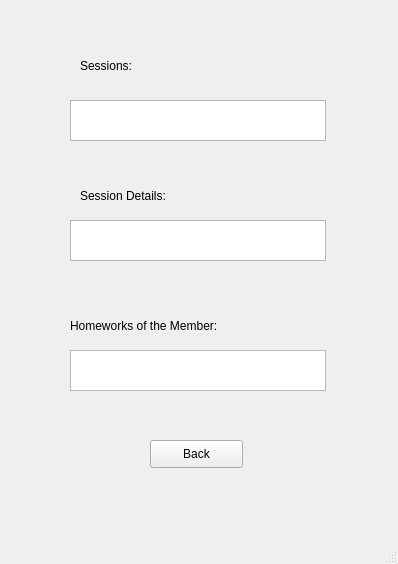
The window that Program/gui_see_session_window.ui (zgjimzhubajj/Student-Assistant) describes before a commit, drawn with Qt 5.
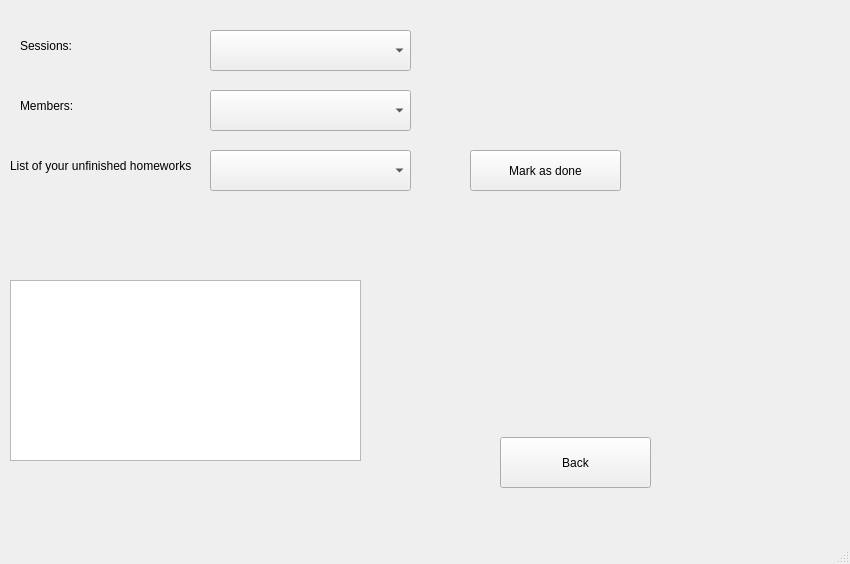
The same window after the commit.

Commit message: funcionality for button see session is finished

Diff of the .ui file:
```diff
--- a/Program/gui_see_session_window.ui
+++ b/Program/gui_see_session_window.ui
@@ -6,7 +6,7 @@
    <rect>
     <x>0</x>
     <y>0</y>
-    <width>398</width>
+    <width>850</width>
     <height>564</height>
    </rect>
   </property>
@@ -14,32 +14,12 @@
    <string>See Sessions</string>
   </property>
   <widget class="QWidget" name="centralwidget">
-   <widget class="QListWidget" name="list_widget_session_list">
-    <property name="geometry">
-     <rect>
-      <x>70</x>
-      <y>100</y>
-      <width>256</width>
-      <height>41</height>
-     </rect>
-    </property>
-   </widget>
-   <widget class="QListWidget" name="list_widget_session_detail">
-    <property name="geometry">
-     <rect>
-      <x>70</x>
-      <y>220</y>
-      <width>256</width>
-      <height>41</height>
-     </rect>
-    </property>
-   </widget>
    <widget class="QLabel" name="lbl_1">
     <property name="geometry">
      <rect>
-      <x>80</x>
-      <y>50</y>
-      <width>231</width>
+      <x>20</x>
+      <y>30</y>
+      <width>171</width>
       <height>31</height>
      </rect>
     </property>
@@ -47,26 +27,13 @@
      <string>Sessions:</string>
     </property>
    </widget>
-   <widget class="QLabel" name="lbl_2">
-    <property name="geometry">
-     <rect>
-      <x>80</x>
-      <y>180</y>
-      <width>231</width>
-      <height>31</height>
-     </rect>
-    </property>
-    <property name="text">
-     <string>Session Details:</string>
-    </property>
-   </widget>
    <widget class="QPushButton" name="btn_back">
     <property name="geometry">
      <rect>
-      <x>150</x>
-      <y>440</y>
-      <width>93</width>
-      <height>28</height>
+      <x>500</x>
+      <y>437</y>
+      <width>151</width>
+      <height>51</height>
      </rect>
     </property>
     <property name="text">
@@ -76,24 +43,93 @@
    <widget class="QListWidget" name="list_widget_session_member_homework_detail">
     <property name="geometry">
      <rect>
-      <x>70</x>
-      <y>350</y>
-      <width>256</width>
+      <x>10</x>
+      <y>280</y>
+      <width>351</width>
+      <height>181</height>
+     </rect>
+    </property>
+   </widget>
+   <widget class="QLabel" name="lbl_homework_details">
+    <property name="geometry">
+     <rect>
+      <x>10</x>
+      <y>250</y>
+      <width>351</width>
+      <height>31</height>
+     </rect>
+    </property>
+    <property name="text">
+     <string/>
+    </property>
+   </widget>
+   <widget class="QLabel" name="lbl_4">
+    <property name="geometry">
+     <rect>
+      <x>20</x>
+      <y>90</y>
+      <width>181</width>
+      <height>31</height>
+     </rect>
+    </property>
+    <property name="text">
+     <string>Members:</string>
+    </property>
+   </widget>
+   <widget class="QComboBox" name="combo_box_Sessions">
+    <property name="geometry">
+     <rect>
+      <x>210</x>
+      <y>30</y>
+      <width>201</width>
       <height>41</height>
      </rect>
     </property>
    </widget>
-   <widget class="QLabel" name="lbl_3">
+   <widget class="QComboBox" name="combo_box_members">
     <property name="geometry">
      <rect>
-      <x>70</x>
-      <y>310</y>
-      <width>281</width>
+      <x>210</x>
+      <y>90</y>
+      <width>201</width>
+      <height>41</height>
+     </rect>
+    </property>
+   </widget>
+   <widget class="QLabel" name="label">
+    <property name="geometry">
+     <rect>
+      <x>10</x>
+      <y>150</y>
+      <width>191</width>
       <height>31</height>
      </rect>
     </property>
     <property name="text">
-     <string>Homeworks of the Member:</string>
+     <string>List of your unfinished homeworks</string>
+    </property>
+   </widget>
+   <widget class="QComboBox" name="combo_box_personal_homeworks">
+    <property name="geometry">
+     <rect>
+      <x>210</x>
+      <y>150</y>
+      <width>201</width>
+      <height>41</height>
+     </rect>
+    </property>
+   </widget>
+   <widget class="QPushButton" name="btn_mark_as_done">
+    <property name="geometry">
+     <rect>
+      <x>470</x>
+      <y>150</y>
+      <width>151</width>
+      <height>41</height>
+     </rect>
+    </property>
+    <property name="text">
+     <string>Mark as done</string>
     </property>
    </widget>
   </widget>
```
Left out of the diff: 4 changed lines with no effect on the pictures. The commit also changes 6 other files.
